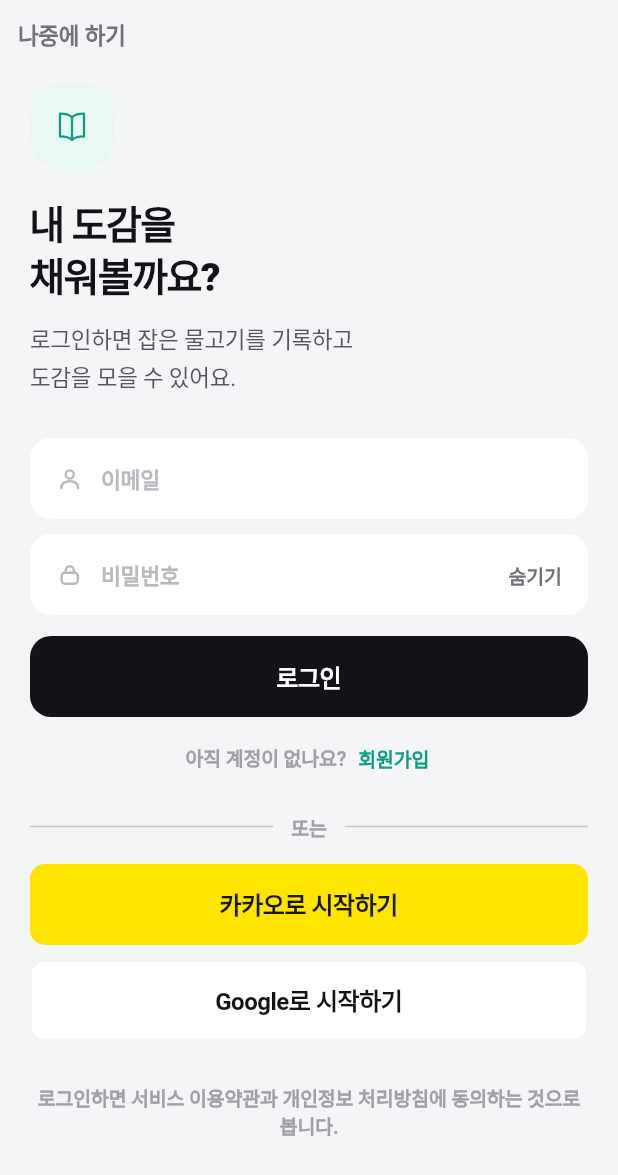
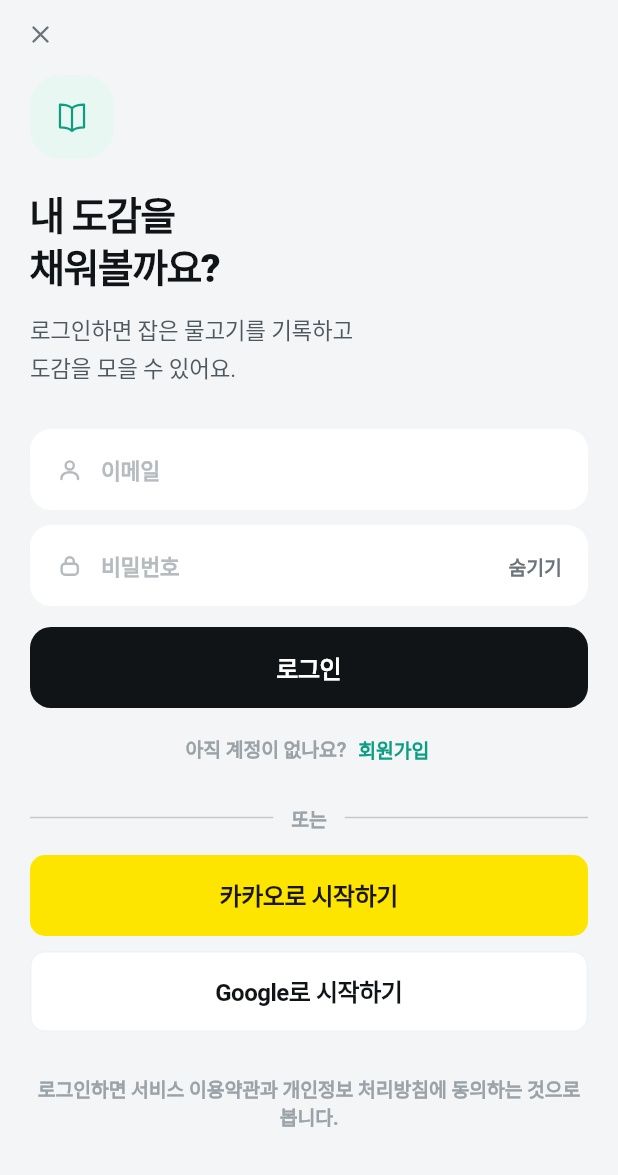
Before and after one commit to hyun7494/APA, a Flutter app: the LoginScreen screen opened by its route, after a tap on "보기", on a phone screen of 412 x 824 dp. Shown: the top 1175 px of the screen. Run offline on Flutter 3.47's test engine with Material 3 defaults, Android fonts, the phone set to English and light mode, and no system bars; our stand-ins replace dio, flutter_riverpod, flutter_secure_storage, go_router, google_fonts, google_sign_in and 2 more; missing offline and left inert: kakao_flutter_sdk_user; accounts and stored records are empty; Roboto replaces fonts that are missing (Gothic A1).

Commit message:
refactor: make "나중에 하기" a close icon
로그인 화면 맨 위의 글자 버튼을 X 아이콘으로 바꿨다. 화살표가 아니라 X 인
이유는 이 버튼이 뒤로가기가 아니라 **닫기**라서다 — `_leave` 는 앞 화면으로
되돌아가는 게 아니라 원래 가려던 곳(redirectTo)이나 홈으로 보낸다. 화살표를
쓰면 앞 화면으로 돌아갈 것처럼 읽힌다.

아이콘뿐이라 읽어 줄 글자가 없으므로 스크린 리더에 `나중에 하기` 라는 이름을
준다 (조과 등록의 `사진 빼기` 와 같은 처리).

AppIcon.close 를 새로 그렸다. 조과 등록의 사진 빼기 버튼이 plus 를 45도 돌려
X 로 쓰고 있었는데 — "전용 아이콘을 늘리지 않는다"는 이유였다 — 같은 X 를 두
가지 방법으로 그리면 굵기·크기가 조금씩 어긋난다. 그 자리도 새 아이콘으로
바꾸면서 dart:math 의존도 함께 빠졌다.

⚠️ 곁가지: IconTapButton.onPressed 가 non-null 이라 "지금은 누를 수 없음"을
표현할 방법이 없었다. 로그인 중에 빈 콜백을 넘기면 눌리는 것처럼 보이면서
아무 일도 안 한다. nullable 로 바꾸고 null 이면 흐리게(0.35) 보이도록 했다 —
PrimaryButton 과 같은 규칙이다.

flutter test 57/57(건너뛰기 1개 추가) · analyze 0. 라이트/다크 확인.

Co-Authored-By: Claude Opus 5 <noreply@anthropic.com>

```diff
--- a/fishing_app/lib/screens/login_screen.dart
+++ b/fishing_app/lib/screens/login_screen.dart
@@ -72,11 +72,25 @@ class _LoginScreenState extends ConsumerState<LoginScreen> {
         child: Column(
           crossAxisAlignment: CrossAxisAlignment.stretch,
           children: [
+            // 로그인을 건너뛰고 원래 보던 화면으로 돌아간다. 뒤로가기가 아니라
+            // **닫기**라 X 다 — 화살표를 쓰면 앞 화면으로 되돌아갈 것처럼 읽힌다.
+            //
+            // 아이콘뿐이라 읽어 줄 글자가 없다. 스크린 리더에 이름을 준다
+            // (조과 등록의 `사진 빼기` 와 같은 처리).
             Align(
               alignment: Alignment.centerLeft,
-              child: TextButton(
-                onPressed: auth.isBusy ? null : () => _leave(context),
-                child: Text('나중에 하기', style: AppText.rowLabel),
+              child: Padding(
+                padding: const EdgeInsets.only(left: 8, top: 4),
+                child: Semantics(
+                  label: '나중에 하기',
+                  button: true,
+                  child: IconTapButton(
+                    icon: AppIcon.close,
+                    color: AppColors.label,
+                    size: 20,
+                    onPressed: auth.isBusy ? null : () => _leave(context),
+                  ),
+                ),
               ),
             ),
             // 입력 칸이 생긴 뒤로는 스크롤이 필수다. 키보드가 올라오면 화면의
--- a/fishing_app/lib/theme/app_icons.dart
+++ b/fishing_app/lib/theme/app_icons.dart
@@ -34,6 +34,7 @@ enum AppIcon {
   chevronLeft,
   arrowUpRight,
   plus,
+  close,
   pencil,
   camera,
   check,
@@ -673,6 +674,18 @@ class _IconPainter extends CustomPainter {
           );
         }
 
+      case AppIcon.close:
+        // 두 획을 그대로 긋는다. `plus` 를 45도 돌려 쓰던 자리가 있었는데,
+        // 같은 X 를 두 가지 방법으로 그리면 굵기·크기가 조금씩 어긋난다.
+        canvas.drawPath(
+          Path()
+            ..moveTo(6.4, 6.4)
+            ..lineTo(17.6, 17.6)
+            ..moveTo(17.6, 6.4)
+            ..lineTo(6.4, 17.6),
+          line,
+        );
+
       case AppIcon.settings:
         // 톱니바퀴 — 바깥 링 위에 톱니 8개, 가운데 축. 해(sun)도 방사선 8개를
         // 쓰지만 링이 없어서 작은 크기에서도 둘이 헷갈리지 않는다.
--- a/fishing_app/lib/widgets/app_buttons.dart
+++ b/fishing_app/lib/widgets/app_buttons.dart
@@ -173,10 +173,7 @@ class HeaderButton extends StatelessWidget {
               LineIcon(icon, size: 16, color: fg, stroke: 1.7),
               const SizedBox(width: 6),
             ],
-            Text(
-              label,
-              style: AppText.tileName.copyWith(color: fg),
-            ),
+            Text(label, style: AppText.tileName.copyWith(color: fg)),
           ],
         ),
       ),
@@ -199,7 +196,10 @@ class IconTapButton extends StatelessWidget {
   });
 
   final AppIcon icon;
-  final VoidCallback onPressed;
+
+  /// null 이면 눌리지 않고 흐리게 보인다 — 다른 버튼들과 같은 규칙이다.
+  /// 빈 콜백을 넘기면 눌리는 것처럼 보이면서 아무 일도 안 한다.
+  final VoidCallback? onPressed;
 
   /// 생략하면 소제목색.
   final Color? color;
@@ -217,6 +217,8 @@ class IconTapButton extends StatelessWidget {
     return PressScale(
       onTap: onPressed,
       scale: 0.88,
+      child: Opacity(
+        opacity: onPressed == null ? 0.35 : 1,
         child: Container(
           width: 38,
           height: 38,
@@ -250,6 +252,7 @@ class IconTapButton extends StatelessWidget {
                   ),
                 ),
             ],
+          ),
         ),
       ),
     );
```
Also changed, not shown: fishing_app/lib/screens/catch_new_screen.dart (+5 -11 lines), 1 other file. Lines whose indentation alone changed are shown as unchanged.
